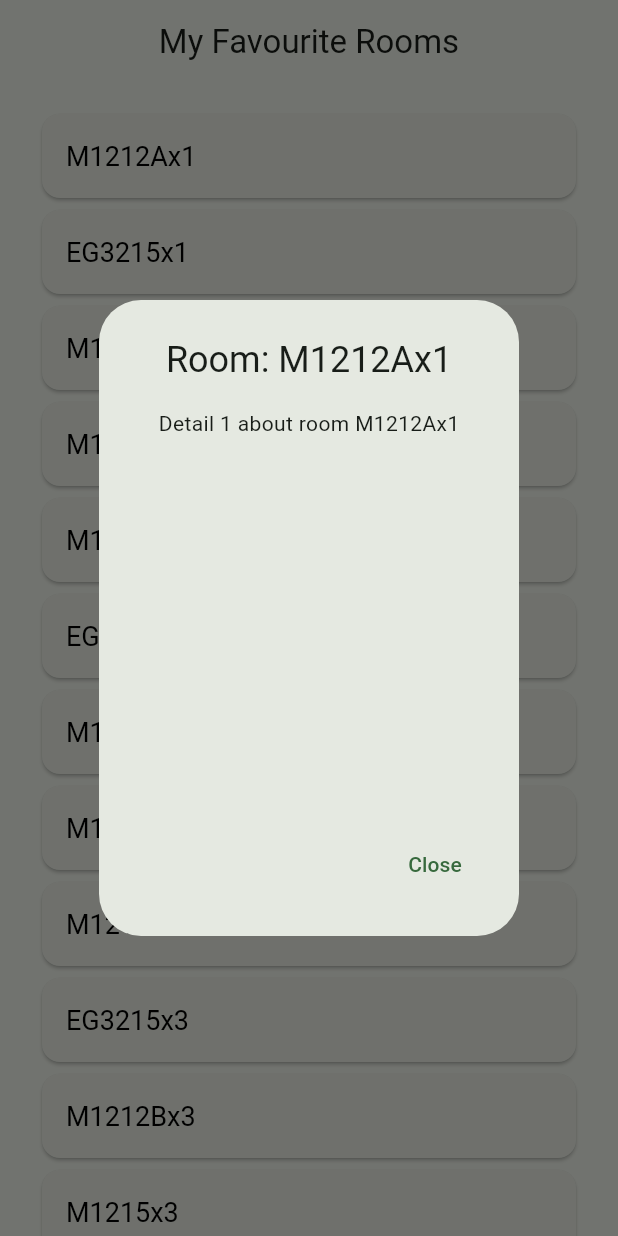
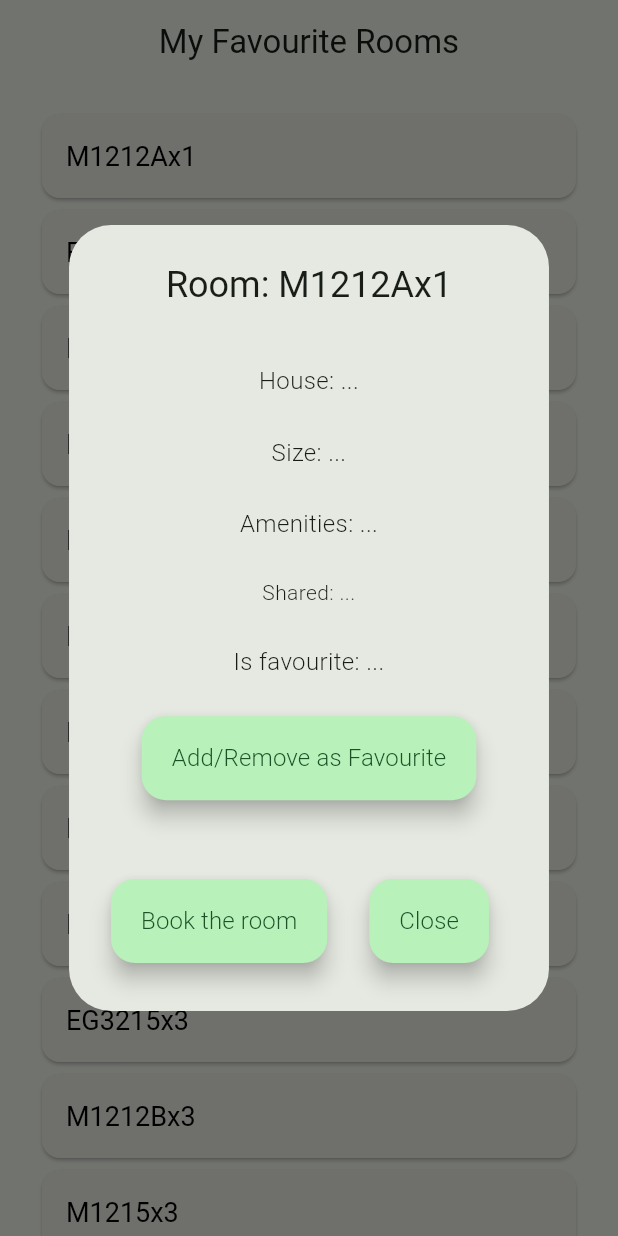
Before and after one commit to fillemon10/kandidat-grupp65-timeedit, a Flutter app: the FavouriteRoomsScreen screen opened by its route, after a tap on "M1212Ax1", on a phone screen of 412 x 824 dp. Run offline on Flutter 3.47's test engine with Material 3 defaults, Android fonts, the light colour scheme and no system bars; our stand-ins replace cloud_firestore, firebase_auth, firebase_core, go_router; missing offline and left inert: firebase_ui_auth, qr_code_scanner; accounts and stored records are empty; network calls fail.

Commit message:
Added more to the alertdialog
added 2 more buttons and some placeholder text that should be able to be obtained from the database later

```diff
--- a/lib/screens/favourite_rooms.dart
+++ b/lib/screens/favourite_rooms.dart
@@ -35,7 +35,10 @@ class FavouriteRoomsScreen extends StatelessWidget {
         centerTitle: true,
 
       ),
-      body: ListView.builder(
+      body: Scrollbar(
+        thickness: 7,
+        radius: Radius.circular(10),
+        child: ListView.builder(
           padding: const EdgeInsets.symmetric(horizontal: 24, vertical: 16),
           itemCount: exampleRoomsList.length,
           itemBuilder: (context, index) {
@@ -56,6 +59,7 @@ class FavouriteRoomsScreen extends StatelessWidget {
             );
           }
         )
+      )
     );
   }
 
@@ -67,22 +71,119 @@ class FavouriteRoomsScreen extends StatelessWidget {
           /**
            * The padding needs to be adjusted so that it fits all screens
            */
-          insetPadding: const EdgeInsets.symmetric(vertical: 200),
+          insetPadding: const EdgeInsets.symmetric(vertical: 150),
           title: Center(child: Text('Room: $roomName')),
           content: Container(
             alignment: Alignment.center,
             child: Column(
+              mainAxisAlignment: MainAxisAlignment.spaceEvenly,
               children: [
-                Text('Detail 1 about room $roomName'),
+                /**
+                 * Add card contents here
+                 */
+                const Padding(
+                  padding: EdgeInsets.symmetric(vertical: 4, horizontal: 16),
+                  child: Text(
+                    'House: ...',
+                    textAlign: TextAlign.center,
+                    style: TextStyle(
+                      fontSize: 16,
+                      fontWeight: FontWeight.w300
+                    )
+                  ),
+                ),
+                const Padding(
+                  padding: EdgeInsets.symmetric(vertical: 4, horizontal: 16),
+                  child: Text(
+                    'Size: ...',
+                      textAlign: TextAlign.center,
+                      style: TextStyle(
+                        fontSize: 16,
+                        fontWeight: FontWeight.w300
+                      ),
+                  ),
+                ),
+                const Padding(
+                  padding: EdgeInsets.symmetric(vertical: 4, horizontal: 16),
+                  child: Text('Amenities: ...',
+                      textAlign: TextAlign.center,
+                      style: TextStyle(
+                        fontSize: 16,
+                        fontWeight: FontWeight.w300
+                      ),
+                  ),
+                ),
+                const Padding(
+                  padding: EdgeInsets.symmetric(vertical: 4, horizontal: 16),
+                  child: Text('Shared: ...',
+                      textAlign: TextAlign.center,
+                      style: TextStyle(
+                        fontSize: 14,
+                        fontWeight: FontWeight.w300
+                      ),
+                  ),
+                ),
+                const Padding(
+                  padding: EdgeInsets.symmetric(vertical: 4, horizontal: 16),
+                  child: Text('Is favourite: ...',
+                      textAlign: TextAlign.center,
+                      style: TextStyle(
+                        fontSize: 16,
+                        fontWeight: FontWeight.w300
+                      ),
+                  ),
+                ),
+                Padding(
+                  padding: EdgeInsets.symmetric(vertical: 4, horizontal: 16),
+                  child: FloatingActionButton.extended(
+                    onPressed: () {
+                      print('Added/Removed room as favourite');
+                    },
+                    label: const Text(
+                      'Add/Remove as Favourite',
+                      textAlign: TextAlign.center,
+                      style: TextStyle(
+                        fontSize: 16,
+                        fontWeight: FontWeight.w300
+                      ),
+                    )
+                  ),
+                ),
               ],
             ),
           ),
           actions: <Widget>[
-            TextButton(
+            Padding(
+              padding: EdgeInsets.symmetric(horizontal: 4),
+              child: FloatingActionButton.extended(
+                onPressed: (){
+                  print('Book the room pressed!');
+                },
+                label : const Text(
+                  'Book the room',
+                  textAlign: TextAlign.center,
+                  style: TextStyle(
+                    fontSize: 16,
+                    fontWeight: FontWeight.w300
+                  ),
+                )
+              ),
+            ),
+            Padding(
+              padding: EdgeInsets.symmetric(vertical: 8, horizontal: 16),
+              child: FloatingActionButton.extended(
                 onPressed: () {
                   Navigator.of(context).pop();
                 },
-              child: Text('Close'),
+                label: const Text(
+                  'Close',
+                  textAlign: TextAlign.center,
+                  style: TextStyle(
+                    fontSize: 16,
+                    fontWeight: FontWeight.w300
+                  ),
+                ),
+              ),
             ),
           ],
         );
```
Lines whose indentation alone changed are shown as unchanged.
